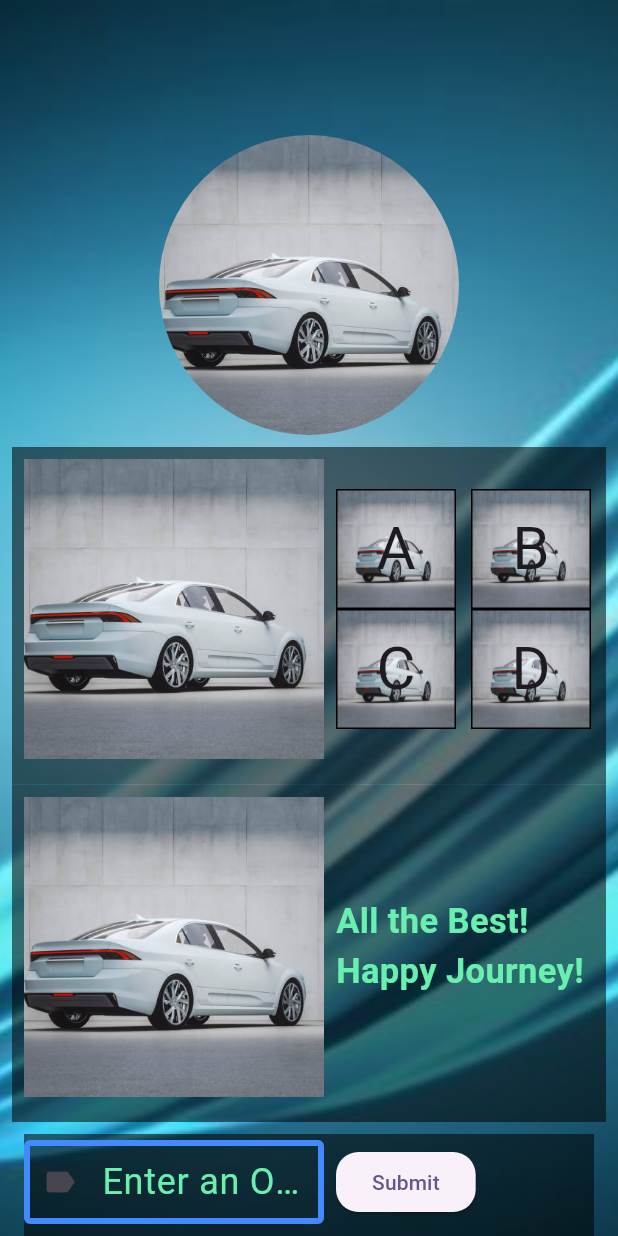
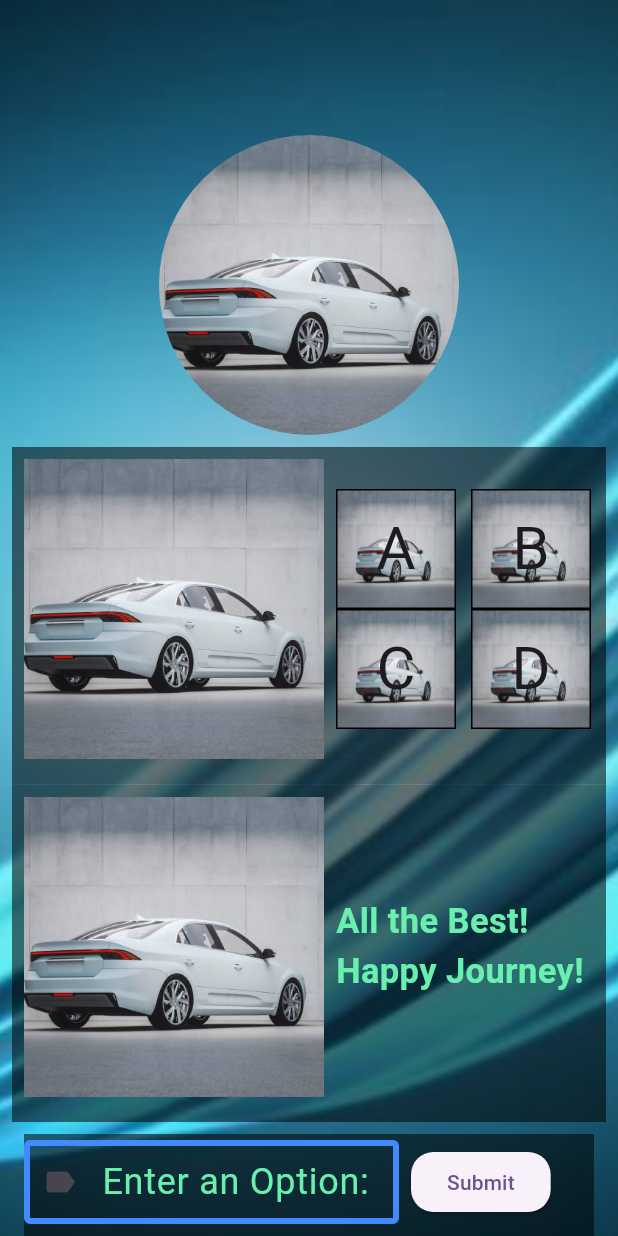
Before and after one commit to rbgithuub/demo-mobile-app, a Flutter app: the screen it shows after launch, on a phone screen of 412 x 824 dp. Run offline on Flutter 3.47's test engine with Material 2 defaults, Android fonts, the phone set to English and light mode, and no system bars.

Commit message:
New code changes for day-4 project-2

```diff
--- a/mobile_app_image/lib/project_2.dart
+++ b/mobile_app_image/lib/project_2.dart
@@ -183,7 +183,7 @@ class project_two extends StatelessWidget {
                             Row(
                               children: [
                                 SizedBox(
-                                  width: 200,
+                                  width: 250,
                                   child: TextFormField(
                                     decoration: InputDecoration(
                                         prefixIcon: Icon(Icons.label),
```
